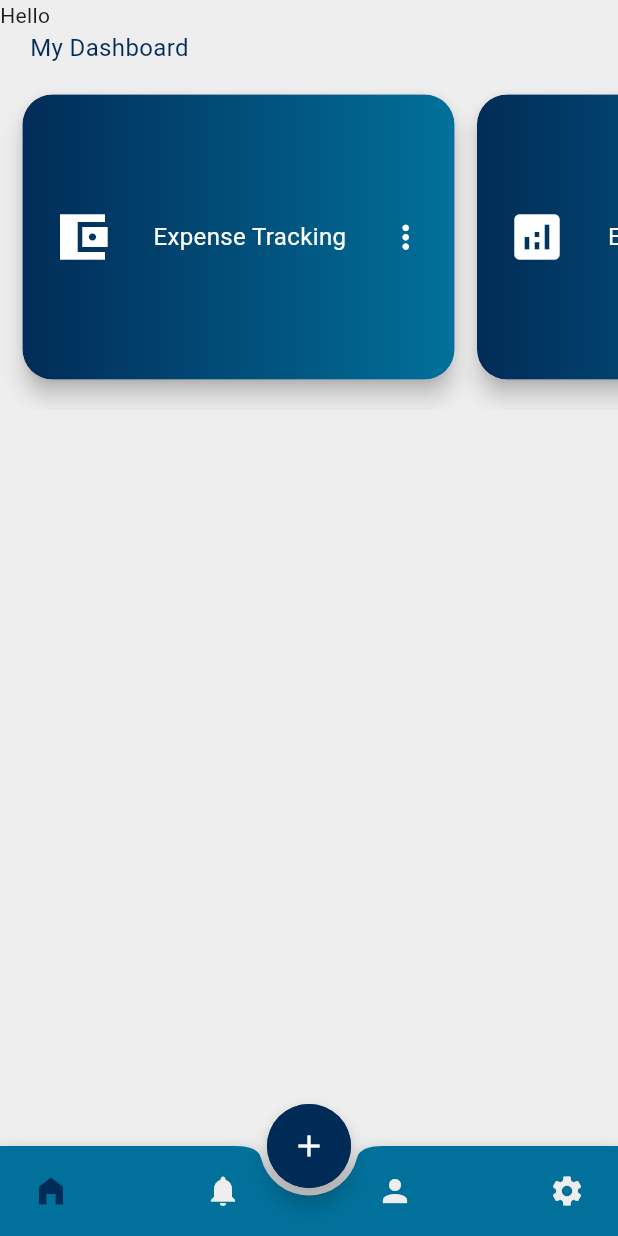
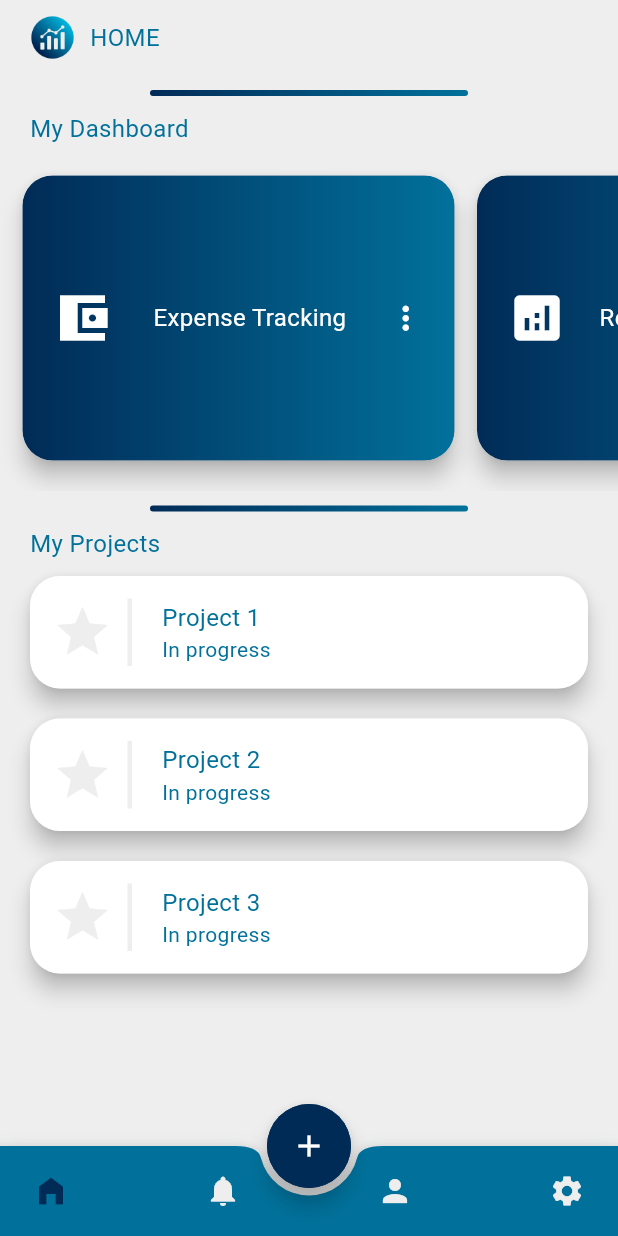
Before and after one commit to gaddie/project_manager, a Flutter app: the LandingPage screen opened directly, on a phone screen of 412 x 824 dp. Run offline on Flutter 3.47's test engine with Material 3 defaults, Android fonts, the phone set to English and light mode, and no system bars; our stand-ins replace delayed_display, fl_chart.

Commit message:
complete home page

```diff
--- a/lib/HomePage.dart
+++ b/lib/HomePage.dart
@@ -101,13 +101,6 @@ class _HomepageState extends State<Homepage> {
                 //     },
                 //   ),
                 // ),
-                ReusableContainer(
-                  label: 'Expense Tracking',
-                  icon: Icons.account_balance_wallet_outlined,
-                  onButtonPressed: () {
-                    return LandingPage();
-                  },
-                )
               ],
             ),
           ),
--- a/lib/LandingPage.dart
+++ b/lib/LandingPage.dart
@@ -3,8 +3,10 @@ import 'package:project_manager/Constants.dart';
 import 'package:animations/animations.dart';
 import 'package:project_manager/CreateProject.dart';
 import 'package:project_manager/CustomButton.dart';
+import 'package:project_manager/ReportsPage.dart';
+import 'package:project_manager/ReusableCard.dart';
+import 'package:project_manager/ExpenseTracking.dart';
 import 'package:project_manager/ReusableContainer.dart';
-import 'package:project_manager/ReusableCard.dart';
 
 class LandingPage extends StatefulWidget {
   @override
@@ -75,16 +77,54 @@ class _LandingPageState extends State<LandingPage> {
         ),
       ),
       body: SafeArea(
-          child: Column(
+        child: ListView(children: [
+          Column(
             crossAxisAlignment: CrossAxisAlignment.start,
             children: [
-              Text('Hello'),
+              Padding(
+                padding: EdgeInsets.symmetric(horizontal: 20, vertical: 10),
+                child: Row(
+                  children: [
+                    Image(
+                      image: AssetImage('images/logo.png'),
+                      height: 30,
+                      width: 30,
+                    ),
+                    SizedBox(
+                      width: 10,
+                    ),
+                    Text(
+                      'HOME',
+                      style: TextStyle(
+                          fontSize: kNormalFontSize, color: kBottomAppColor),
+                    ),
+                  ],
+                ),
+              ),
+              Padding(
+                padding: EdgeInsets.symmetric(horizontal: 100, vertical: 10),
+                child: Container(
+                  decoration: BoxDecoration(
+                    borderRadius: BorderRadius.circular(20),
+                    gradient: LinearGradient(
+                      colors: [
+                        kDarkColor,
+                        kBottomAppColor
+                      ], // Adjust colors as needed
+                      begin: Alignment.centerLeft,
+                      end: Alignment.centerRight,
+                    ),
+                    color: kDarkColor,
+                  ),
+                  height: 4,
+                ),
+              ),
               Padding(
                 padding: EdgeInsets.symmetric(horizontal: 20),
                 child: Text(
                   'My Dashboard',
-                  style:
-                      TextStyle(fontSize: kNormalFontSize, color: kDarkColor),
+                  style: TextStyle(
+                      fontSize: kNormalFontSize, color: kBottomAppColor),
                 ),
               ),
               Container(
@@ -99,17 +139,17 @@ class _LandingPageState extends State<LandingPage> {
                           label: 'Expense Tracking',
                           icon: Icons.account_balance_wallet_sharp,
                           onButtonPressed: () {
-                            return CreateProject();
+                            return ExpenseTracking();
                           },
                         ),
                       ),
                       Container(
                         width: 303.0,
                         child: ReusableCard(
-                          label: 'Expense Tracking',
+                          label: 'Reports and charts',
                           icon: Icons.analytics,
                           onButtonPressed: () {
-                            return CreateProject();
+                            return ReportsPage();
                           },
                         ),
                       ),
@@ -128,8 +168,51 @@ class _LandingPageState extends State<LandingPage> {
                   ),
                 ),
               ),
+              Padding(
+                padding: EdgeInsets.symmetric(horizontal: 100, vertical: 10),
+                child: Container(
+                  decoration: BoxDecoration(
+                    borderRadius: BorderRadius.circular(20),
+                    gradient: LinearGradient(
+                      colors: [
+                        kDarkColor,
+                        kBottomAppColor
+                      ], // Adjust colors as needed
+                      begin: Alignment.centerLeft,
+                      end: Alignment.centerRight,
+                    ),
+                    color: kDarkColor,
+                  ),
+                  height: 4,
+                ),
+              ),
+              Padding(
+                padding: EdgeInsets.symmetric(horizontal: 20),
+                child: Text(
+                  'My Projects',
+                  style: TextStyle(
+                      fontSize: kNormalFontSize, color: kBottomAppColor),
+                ),
+              ),
+              ReusableContainer(
+                  label: 'Project 1',
+                  onButtonPressed: () {
+                    return CreateProject();
+                  }),
+              ReusableContainer(
+                  label: 'Project 2',
+                  onButtonPressed: () {
+                    return CreateProject();
+                  }),
+              ReusableContainer(
+                  label: 'Project 3',
+                  onButtonPressed: () {
+                    return CreateProject();
+                  }),
             ],
           ),
-        ));
+        ]),
+      ),
+    );
   }
 }
--- a/lib/ReusableContainer.dart
+++ b/lib/ReusableContainer.dart
@@ -1,23 +1,20 @@
 import 'package:flutter/material.dart';
 import 'package:project_manager/Constants.dart';
 import 'package:animations/animations.dart';
-import 'dart:ui';
 
 class ReusableContainer extends StatelessWidget {
   ReusableContainer({
     required this.label,
-    required this.icon,
     required this.onButtonPressed,
   });
 
-  final IconData icon;
   final String label;
   final Widget Function() onButtonPressed;
 
   @override
   Widget build(BuildContext context) {
     return Padding(
-      padding: EdgeInsets.all(20),
+      padding: EdgeInsets.symmetric(horizontal: 20, vertical: 10),
       child: OpenContainer(
         closedColor: kLightColor,
         transitionType: ContainerTransitionType.fade,
@@ -29,57 +26,58 @@ class ReusableContainer extends StatelessWidget {
         closedShape: const RoundedRectangleBorder(
           borderRadius: BorderRadius.all(
             Radius.circular(20),
-          ), // Adjust the radius as needed
+          ),
         ),
         closedBuilder: (BuildContext context, VoidCallback openContainer) {
           return InkWell(
             onTap: openContainer,
             child: Column(
-              crossAxisAlignment: CrossAxisAlignment.stretch,
               children: [
                 Container(
-                  width: 80.0,
-                  height: 150.0,
-                  margin: EdgeInsets.all(10.0),
                   decoration: BoxDecoration(
-                    gradient: LinearGradient(
-                      colors: [
-                        kDarkColor,
-                        kBottomAppColor
-                      ], // Adjust colors as needed
-                      begin: Alignment.centerLeft,
-                      end: Alignment.centerRight,
-                    ),
+                    borderRadius: BorderRadius.circular(20),
                     boxShadow: [
                       BoxShadow(
-                        color: Colors.black.withOpacity(0.2),
+                        color: kLightColor,
                         blurRadius: 10.0,
-                        offset: Offset(0.0, 5.0),
+                        offset: Offset(0, 1),
                       ),
                     ],
-                    borderRadius: BorderRadius.circular(15.0),
                   ),
                   child: Padding(
-                    padding: EdgeInsets.symmetric(horizontal: 20),
+                    padding: EdgeInsets.all(15),
                     child: Row(
-                      mainAxisAlignment: MainAxisAlignment.spaceBetween,
                       children: [
                         Icon(
-                          icon,
-                          color: kLightColor,
-                          size: 40.0,
+                          Icons.star,
+                          size: 40,
+                          color: kBgLightColor,
                         ),
-                        Text(
-                          label,
-                          style: TextStyle(
-                            color: Colors.white,
-                            fontSize: kNormalFontSize,
+                        SizedBox(
+                          width: 10,
+                        ),
+                        Container(
+                          height: 45,
+                          width: 3,
+                          color: kBgLightColor,
+                        ),
+                        Padding(
+                          padding: EdgeInsets.symmetric(horizontal: 20),
+                          child: Column(
+                            crossAxisAlignment: CrossAxisAlignment.start,
+                            children: [
+                              Text(
+                                label,
+                                style: TextStyle(
+                                    fontSize: kNormalFontSize,
+                                    color: kBottomAppColor),
+                              ),
+                              Text(
+                                'In progress',
+                                style: TextStyle(color: kBottomAppColor),
+                              )
+                            ],
                           ),
-                        ),
-                        Icon(
-                          Icons.more_vert,
-                          color: kLightColor,
-                          size: 25.0,
                         ),
                       ],
                     ),
--- a/pubspec.yaml
+++ b/pubspec.yaml
@@ -25,8 +25,6 @@ dev_dependencies:
 
 flutter:
   uses-material-design: true
-
-
   assets:
     - images/
   fonts:
```
Also changed, not shown: images/logo.png (added). Lines whose indentation alone changed are shown as unchanged.
